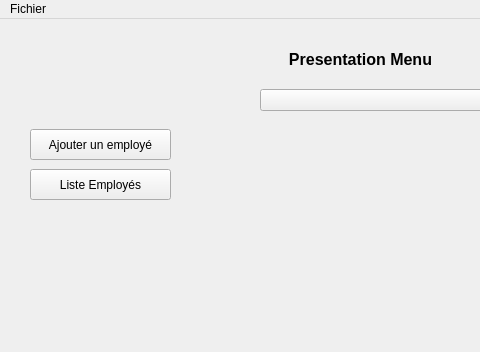
The window that FaceRecognition/administration.ui (idriss92/FaceRecognition) describes before a commit, drawn with Qt 5; both pictures show x 0 to 480 and y 0 to 352 of the 834 by 352 pixel window.
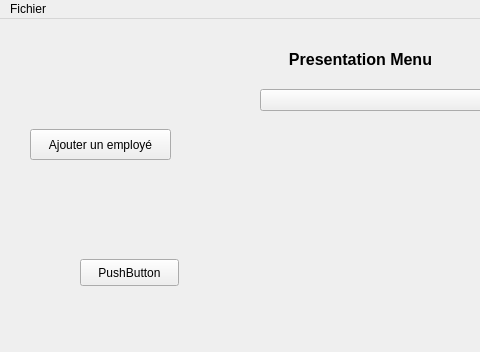
The same window after the commit.

Commit message: chargement des employés

Patch:
```diff
--- a/FaceRecognition/administration.ui
+++ b/FaceRecognition/administration.ui
@@ -40,19 +40,6 @@
      <string>Ajouter un employé</string>
     </property>
    </widget>
-   <widget class="QPushButton" name="pushButtonListeEmp">
-    <property name="geometry">
-     <rect>
-      <x>30</x>
-      <y>150</y>
-      <width>141</width>
-      <height>31</height>
-     </rect>
-    </property>
-    <property name="text">
-     <string>Liste Employés</string>
-    </property>
-   </widget>
    <widget class="QWidget" name="verticalLayoutWidget">
     <property name="geometry">
      <rect>
@@ -75,6 +62,19 @@
      </item>
     </layout>
    </widget>
+   <widget class="QPushButton" name="pushButton">
+    <property name="geometry">
+     <rect>
+      <x>80</x>
+      <y>240</y>
+      <width>99</width>
+      <height>27</height>
+     </rect>
+    </property>
+    <property name="text">
+     <string>PushButton</string>
+    </property>
+   </widget>
   </widget>
   <widget class="QMenuBar" name="menubar">
    <property name="geometry">
```
The commit also changes 8 other files.
